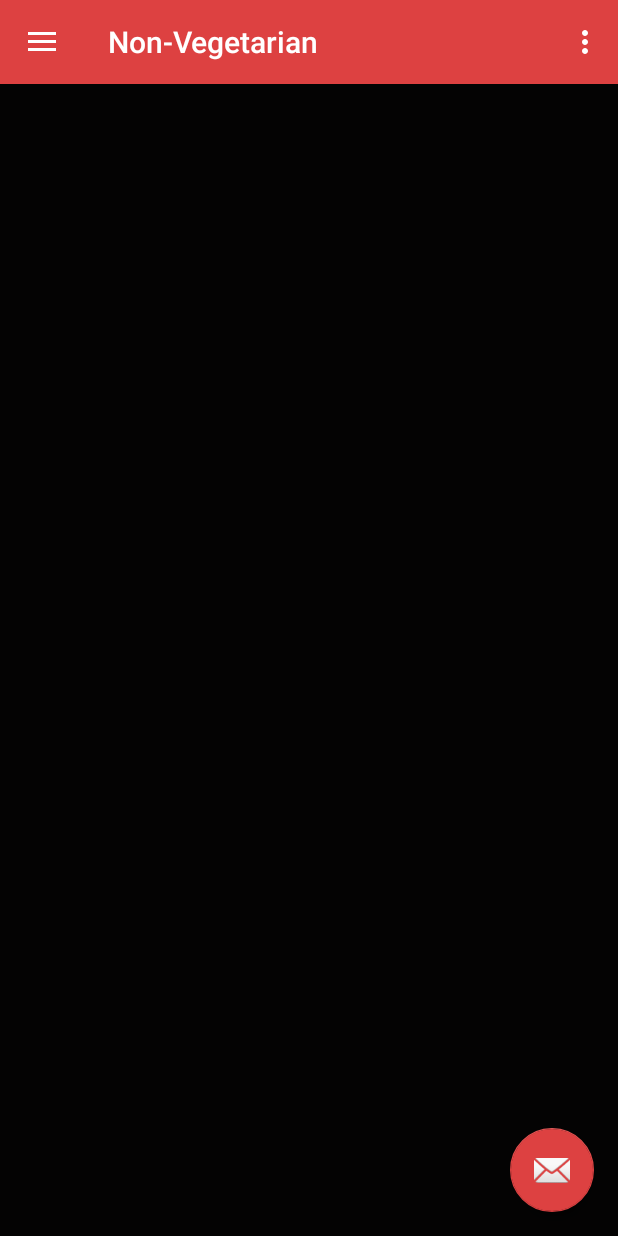
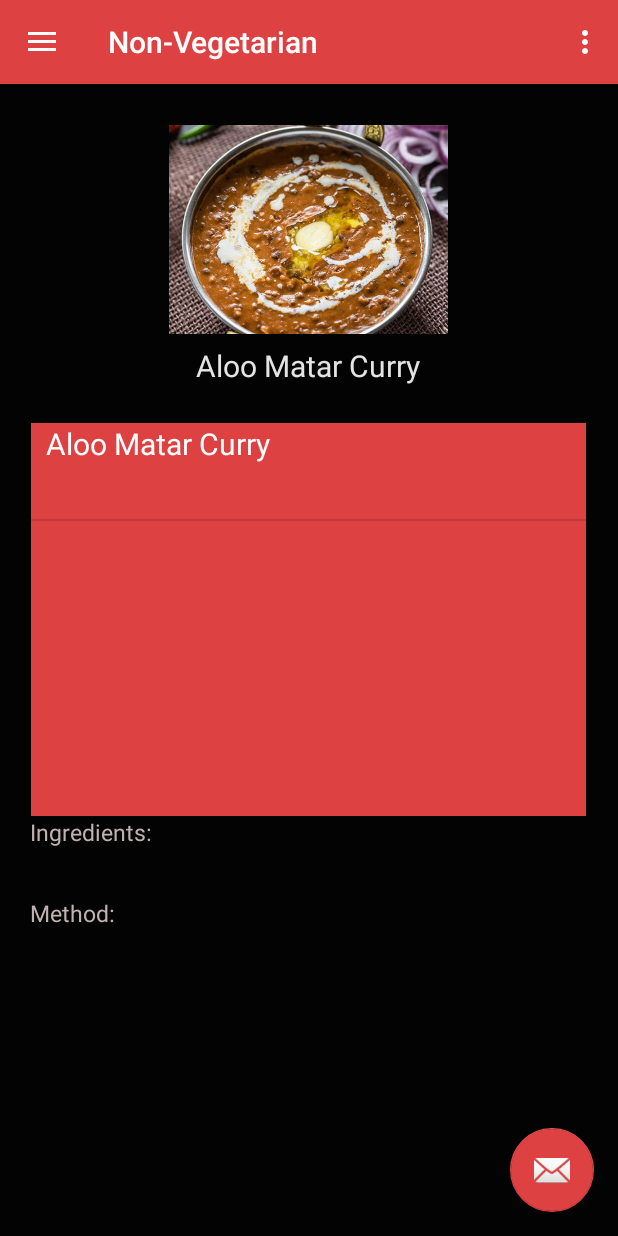
Before and after one commit to kyash108/Spiceful, an Android app: the nonVeg screen opened through its navigation route, on a phone screen of 412 x 824 dp. Run offline under Robolectric (Android 15) with nearby library versions, the light colour scheme and no system bars; our stand-ins replace navigation-ui.

Commit message:
added viewpager and list view to the non veg page

```diff
--- a/app/src/main/java/com/example/spiceful/ListViewItem.java
+++ b/app/src/main/java/com/example/spiceful/ListViewItem.java
@@ -2,11 +2,11 @@ package com.example.spiceful;
 
 public class ListViewItem {
     private String name;
-    private String Description;
+    private String description;
 
     public ListViewItem(String name,String description) {
         this.name = name;
-        Description = description;
+        this.description = description;
     }
 
     public String getName() {
@@ -18,17 +18,15 @@ public class ListViewItem {
     }
 
     public String getDescription() {
-        return Description;
+        return description;
     }
 
     public void setDescription(String description) {
-        Description = description;
+        this.description = description;
     }
 
     @Override
     public String toString() {
         return this.name;
     }
-
-
 }
--- a/app/src/main/java/com/example/spiceful/nonVeg.java
+++ b/app/src/main/java/com/example/spiceful/nonVeg.java
@@ -2,11 +2,21 @@ package com.example.spiceful;
 
 import android.os.Bundle;
 
+import androidx.annotation.NonNull;
 import androidx.fragment.app.Fragment;
+import androidx.fragment.app.FragmentManager;
+import androidx.fragment.app.FragmentPagerAdapter;
+import androidx.viewpager.widget.ViewPager;
 
 import android.view.LayoutInflater;
 import android.view.View;
 import android.view.ViewGroup;
+import android.widget.AdapterView;
+import android.widget.ArrayAdapter;
+import android.widget.ListView;
+import android.widget.TextView;
+
+import java.util.ArrayList;
 
 /**
  * A simple {@link Fragment} subclass.
@@ -19,10 +29,12 @@ public class nonVeg extends Fragment {
     // the fragment initialization parameters, e.g. ARG_ITEM_NUMBER
     private static final String ARG_PARAM1 = "param1";
     private static final String ARG_PARAM2 = "param2";
+    TextView description;
 
     // TODO: Rename and change types of parameters
     private String mParam1;
     private String mParam2;
+
 
     public nonVeg() {
         // Required empty public constructor
@@ -59,6 +71,53 @@ public class nonVeg extends Fragment {
     public View onCreateView(LayoutInflater inflater, ViewGroup container,
                              Bundle savedInstanceState) {
         // Inflate the layout for this fragment
-        return inflater.inflate(R.layout.fragment_non_veg, container, false);
+
+        View view= inflater.inflate(R.layout.fragment_non_veg, container, false);
+
+        final ListView nonVegListView = view.findViewById(R.id.nonVegListView);
+        description = view.findViewById(R.id.nonVegDescriptions);
+
+
+        ArrayList<ListViewItem> dataTypeItemArrayList = new ArrayList<>();
+        dataTypeItemArrayList.add(new ListViewItem("Aloo Matar Curry","Ingredients: "));
+
+        ArrayAdapter arrayAdapter = new ArrayAdapter(getContext(),R.layout.list,dataTypeItemArrayList);
+        nonVegListView.setAdapter(arrayAdapter);
+
+        nonVegListView.setOnItemClickListener(new AdapterView.OnItemClickListener() {
+            @Override
+            public void onItemClick(AdapterView<?> parent, View view, int position, long id) {
+                description.setText(((ListViewItem)nonVegListView.getItemAtPosition(position)).getDescription());
+            }
+        });
+
+        CustomViewPagerAdapter adapter = new CustomViewPagerAdapter(getChildFragmentManager());
+        ViewPager viewPager = view.findViewById(R.id.novegPhotos);
+        viewPager.setAdapter(adapter);
+        return view;
+    }
+    public static class CustomViewPagerAdapter extends FragmentPagerAdapter {
+
+        public CustomViewPagerAdapter(@NonNull FragmentManager fm) {
+            super(fm);
+        }
+
+        @NonNull
+        @Override
+        public Fragment getItem(int position) {
+            switch (position){
+                case 0: return non_veg_contentFragment.newInstance(R.drawable.dal,"Aloo Matar Curry");
+                case 1: return non_veg_contentFragment.newInstance(R.drawable.ic_baseline_map_24,"Matar Paneer Curry");
+                case 2: return non_veg_contentFragment.newInstance(R.drawable.ic_baseline_map_24,"Bhindi Massala");
+                case 3: return non_veg_contentFragment.newInstance(R.drawable.ic_baseline_map_24,"Paneer Bhurji");
+
+                default: return non_veg_contentFragment.newInstance(R.drawable.facebook,"Mutter Paneer Curry");
+
+            }
+        }
+        @Override
+        public int getCount() {
+            return 4;
+        }
     }
 }
--- /dev/null
+++ b/app/src/main/java/com/example/spiceful/non_veg_contentFragment.java
@@ -0,0 +1,76 @@
+package com.example.spiceful;
+
+import android.os.Bundle;
+
+import androidx.fragment.app.Fragment;
+
+import android.view.LayoutInflater;
+import android.view.View;
+import android.view.ViewGroup;
+import android.widget.ImageView;
+import android.widget.TextView;
+
+/**
+ * A simple {@link Fragment} subclass.
+ * Use the {@link non_veg_contentFragment#newInstance} factory method to
+ * create an instance of this fragment.
+ */
+public class non_veg_contentFragment extends Fragment {
+
+    // TODO: Rename parameter arguments, choose names that match
+    // the fragment initialization parameters, e.g. ARG_ITEM_NUMBER
+    private static final String ARG_PARAM1 = "param1";
+    private static final String ARG_PARAM2 = "param2";
+
+    // TODO: Rename and change types of parameters
+    private int mParam1;
+    private String mParam2;
+
+    public non_veg_contentFragment() {
+        // Required empty public constructor
+    }
+
+    /**
+     * Use this factory method to create a new instance of
+     * this fragment using the provided parameters.
+     *
+     * @param param1 Parameter 1.
+     * @param param2 Parameter 2.
+     * @return A new instance of fragment non_veg_contentFragment.
+     */
+    // TODO: Rename and change types and number of parameters
+    public static non_veg_contentFragment newInstance(int param1, String param2) {
+        non_veg_contentFragment fragment = new non_veg_contentFragment();
+        Bundle args = new Bundle();
+        args.putInt(ARG_PARAM1, param1);
+        args.putString(ARG_PARAM2, param2);
+        fragment.setArguments(args);
+        return fragment;
+    }
+
+    @Override
+    public void onCreate(Bundle savedInstanceState) {
+        super.onCreate(savedInstanceState);
+        if (getArguments() != null) {
+            mParam1 = getArguments().getInt(ARG_PARAM1);
+            mParam2 = getArguments().getString(ARG_PARAM2);
+        }
+    }
+
+    @Override
+    public View onCreateView(LayoutInflater inflater, ViewGroup container,
+                             Bundle savedInstanceState) {
+        // Inflate the layout for this fragment
+        View view =  inflater.inflate(R.layout.fragment_non_veg_content, container, false);
+
+        if(mParam1 !=0) {
+            ImageView imageView = view.findViewById(R.id.nonVegImage);
+            imageView.setImageResource(mParam1);
+        }
+        if(mParam2 !=null) {
+            TextView description = view.findViewById(R.id.nonVegDescription);
+            description.setText(mParam2);
+        }
+        return view;
+    }
+}
--- a/app/src/main/java/com/example/spiceful/recycleDisplay.java
+++ /dev/null
@@ -1,5 +0,0 @@
-package com.example.spiceful;
-
-public class recycleDisplay {
-
-}
--- a/app/src/main/java/com/example/spiceful/veg.java
+++ b/app/src/main/java/com/example/spiceful/veg.java
@@ -205,7 +205,7 @@ public class veg extends Fragment {
         return view;
     }
 
-    public class CustomViewPagerAdapter extends FragmentPagerAdapter {
+    public static class CustomViewPagerAdapter extends FragmentPagerAdapter {
 
         public CustomViewPagerAdapter(@NonNull FragmentManager fm) {
             super(fm);
--- a/app/src/main/res/layout/fragment_non_veg.xml
+++ b/app/src/main/res/layout/fragment_non_veg.xml
@@ -8,9 +8,33 @@
     tools:context=".nonVeg">
 
     <androidx.viewpager.widget.ViewPager
+        android:id="@+id/novegPhotos"
+        android:layout_width="match_parent"
+        android:layout_height="226dp"
+        android:paddingTop="20dp"></androidx.viewpager.widget.ViewPager>
+
+    <ListView
+        android:id="@+id/nonVegListView"
+        android:layout_width="370dp"
+        android:layout_height="262dp"
+        android:layout_gravity="center"
+        android:background="@color/colorAccent"
+        android:hapticFeedbackEnabled="true" />
+
+    <androidx.core.widget.NestedScrollView
         android:layout_width="match_parent"
         android:layout_height="match_parent">
 
-    </androidx.viewpager.widget.ViewPager>
+        <TextView
+            android:id="@+id/nonVegDescriptions"
+            android:layout_width="match_parent"
+            android:layout_height="wrap_content"
+            android:paddingLeft="20dp"
+            android:paddingRight="20dp"
+            android:text="@string/textview"
+            android:textAlignment="textStart"
+            android:textColor="#C1B2B2"
+            android:textSize="15sp" />
+    </androidx.core.widget.NestedScrollView>
 
 </LinearLayout>
--- /dev/null
+++ b/app/src/main/res/layout/fragment_non_veg_content.xml
@@ -0,0 +1,25 @@
+<?xml version="1.0" encoding="utf-8"?>
+<LinearLayout xmlns:android="http://schemas.android.com/apk/res/android"
+    xmlns:app="http://schemas.android.com/apk/res-auto"
+    xmlns:tools="http://schemas.android.com/tools"
+    android:layout_width="match_parent"
+    android:layout_height="match_parent"
+    android:orientation="vertical"
+    tools:context=".non_veg_contentFragment">
+
+    <ImageView
+        android:id="@+id/nonVegImage"
+        android:layout_width="186dp"
+        android:layout_height="154dp"
+        android:layout_gravity="center"
+        tools:src="@tools:sample/backgrounds/scenic" />
+
+    <TextView
+        android:id="@+id/nonVegDescription"
+        android:layout_width="wrap_content"
+        android:layout_height="wrap_content"
+        android:layout_gravity="center"
+        android:text="@string/recipe_name_viewPager"
+        android:textColor="#E4E4E4"
+        android:textSize="20sp" />
+</LinearLayout>
```
